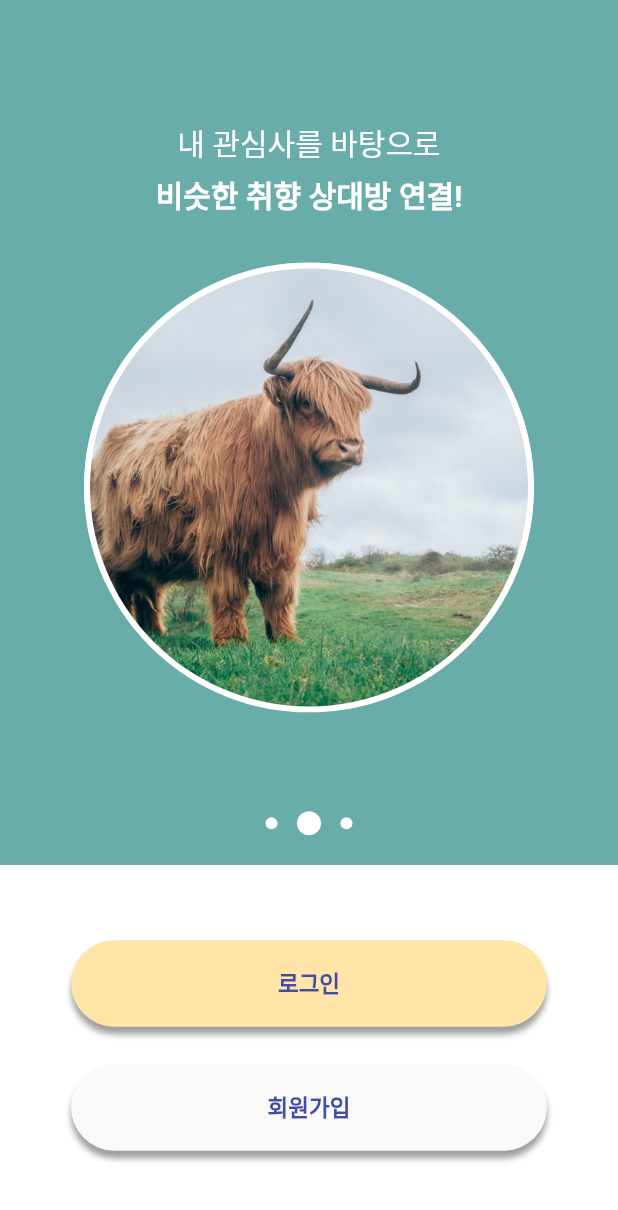
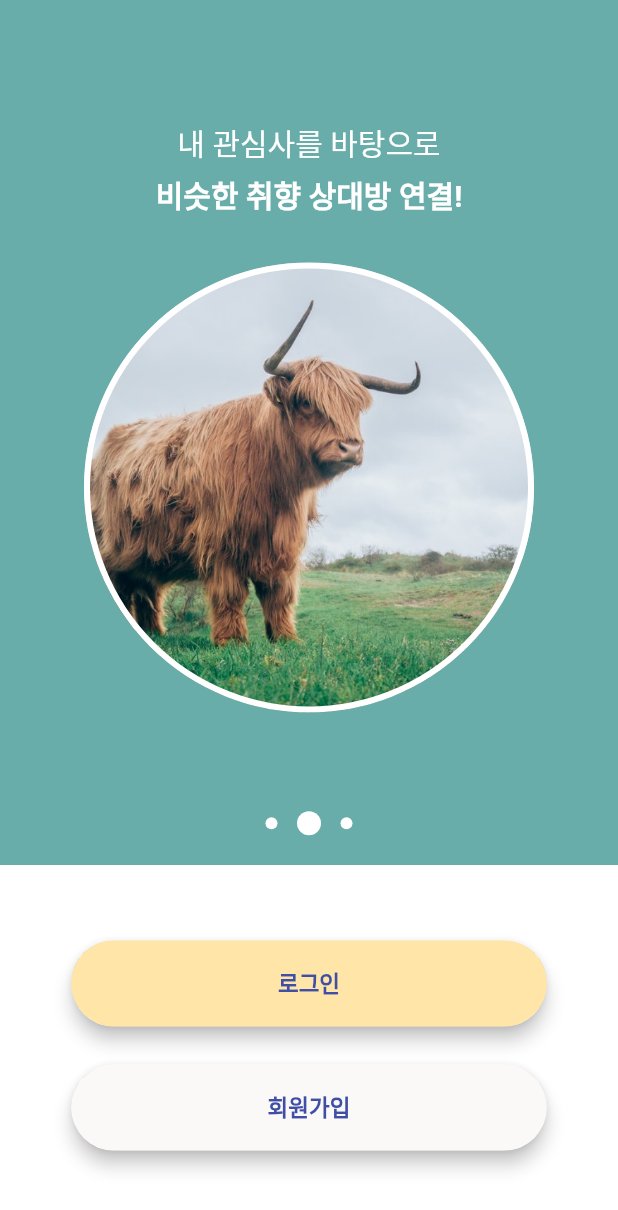
Before and after one commit to baeharam/Privacy-of-Animal, a Flutter app: the screen it shows after launch, swiped to page 2, on a phone screen of 412 x 824 dp. Shown: the top 1210 px of the screen. Run offline on Flutter 3.47's test engine with Material 2 defaults, Android fonts, the phone set to English and light mode, and no system bars; our stand-ins replace firebase_auth, rxdart; accounts and stored records are empty; Roboto replaces fonts that are missing (NanumGothic).

Commit message:
Complement intro screen
Signed-off-by: bae haram <gkfkagkfka12@naver.com>

```diff
--- a/lib/screen/intro_screen.dart
+++ b/lib/screen/intro_screen.dart
@@ -2,6 +2,7 @@ import 'package:flutter/material.dart';
 import 'package:privacy_of_animal/bloc_helpers/bloc_helpers.dart';
 import 'package:privacy_of_animal/intro/intro_pages.dart';
 import 'package:privacy_of_animal/resources/colors.dart';
+import 'package:privacy_of_animal/widgets/back_button_dialog.dart';
 import 'package:privacy_of_animal/widgets/dots_indicator.dart';
 import 'package:privacy_of_animal/widgets/intro_page.dart';
 
@@ -10,12 +11,32 @@ class IntroScreen extends StatefulWidget {
   _IntroScreenState createState() => _IntroScreenState();
 }
 
-class _IntroScreenState extends State<IntroScreen> {
+class _IntroScreenState extends State<IntroScreen> with SingleTickerProviderStateMixin{
 
-  final PageController _pageController = PageController(initialPage: 1);
+  PageController _pageController;
+  AnimationController _animationController;
+  Animation _transitionAnimation;
 
   static const _kDuration = const Duration(milliseconds: 300);
   static const _kCurve = Curves.ease;
+
+  @override
+    void initState() {
+      super.initState();
+      _pageController = PageController(initialPage: 0);
+      _animationController = AnimationController(
+        vsync: this,
+        duration: Duration(milliseconds: 300)
+      );
+      _transitionAnimation = Tween(begin: 0.7,end: 1.0).animate(_animationController);
+      _animationController.forward();
+    }
+
+  @override
+    void dispose() {
+      _pageController.dispose();
+      super.dispose();
+    }
 
   @override
   Widget build(BuildContext context) {
@@ -23,7 +44,11 @@ class _IntroScreenState extends State<IntroScreen> {
     final double width = MediaQuery.of(context).size.width;
     final double height = MediaQuery.of(context).size.height;
 
-    return Scaffold(
+    return WillPopScope(
+      onWillPop: () => onWillPop(context),
+      child: FadeTransition(
+        opacity: _transitionAnimation,
+        child: Scaffold(
           backgroundColor: Colors.white,
           body: Column(
             children: <Widget>[
@@ -77,24 +102,22 @@ class _IntroScreenState extends State<IntroScreen> {
               )
             ],
           )
+        ),
+      ),
     );
   }
 
   Widget _buildButton(double width, double height, String text, Color color){
-    return Container(
-      width: width*0.77,
+    return Material(
+      clipBehavior: Clip.antiAlias,
+      borderRadius: BorderRadius.circular(30.0),
+      elevation: 5.0,
+      child: MaterialButton(
+        minWidth: width*0.77,
         height: height*0.07,
-      decoration: BoxDecoration(
         color: color,
-        borderRadius: BorderRadius.all(Radius.circular(50.0)),
-        boxShadow: [BoxShadow(
-          color: Colors.grey,
-          blurRadius: 3.0,
-          spreadRadius: 0.02,
-          offset: Offset(0.0,5.0)
-        )]
-      ),
-      child: Center(
+        splashColor: Colors.transparent,
+        onPressed: (){},
         child: Text(
           text,
           style: TextStyle(
--- a/lib/widgets/dots_indicator.dart
+++ b/lib/widgets/dots_indicator.dart
@@ -20,6 +20,10 @@ class DotsIndicator extends AnimatedWidget {
   static const double _kMaxZoom = 2.0;
   static const double _kDotSpacing = 25.0;
 
+  /*
+    아래쪽 메뉴 점을 만드는 함수
+    컨트롤러의 현재 페이지 인덱스와 점의 인덱스가 다르면 확대를 하지 않는다.
+  */
   Widget _buildDot(int index) {
     double selectedness = Curves.easeOut.transform(
       max(0.0, 1.0 - ((pageController.page ?? pageController.initialPage) - index).abs())
```
Also changed, not shown: lib/widgets/back_button_dialog.dart (added, +23 -0 lines). Lines whose indentation alone changed are shown as unchanged.
